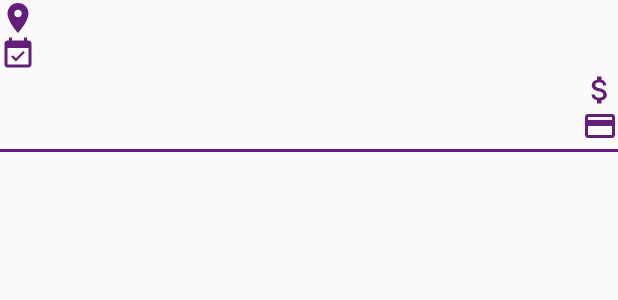
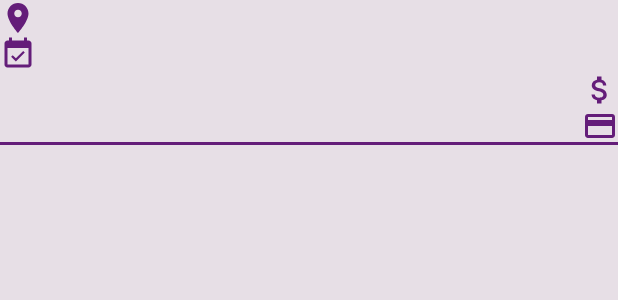
Before and after one commit to nmateev/Landlord-Communication, an Android app: the layout payment_item_layout.xml on its own in the app's theme, with its tools: preview values and no code run, on a phone screen of 412 x 824 dp. Shown: the top 300 px of the screen. Run offline under Robolectric (Android 15) with nearby library versions, the light colour scheme and no system bars; network calls fail.

Commit message:
Finish payments section, add new theme colours, add line for separation on recycler view items

```diff
--- a/LandlordCommunicationAndroid/app/src/main/java/com/wasp/landlordcommunication/utils/Constants.java
+++ b/LandlordCommunicationAndroid/app/src/main/java/com/wasp/landlordcommunication/utils/Constants.java
@@ -58,4 +58,6 @@ public class Constants {
     public static final String PAYMENTS_URL_SUFFIX = "payments";
     public static final String PAYMENTS_GET_BY_ID_URL_SUFFIX = "/";
     public static final String EMPTY_STRING = "";
+    public static final String PAYMENTS_SENT_TITLE = "Sent payments";
+    public static final String PAYMENTS_RECEIVED_TITLE = "Received payments";
 }
--- a/LandlordCommunicationAndroid/app/src/main/java/com/wasp/landlordcommunication/views/payments/PaymentsContracts.java
+++ b/LandlordCommunicationAndroid/app/src/main/java/com/wasp/landlordcommunication/views/payments/PaymentsContracts.java
@@ -20,6 +20,8 @@ public interface PaymentsContracts {
         void showMessage(String message);
 
         void showNoPaymentsMessage(String message);
+
+        void setIndividualisedPaymentsTitleText(String titleText);
     }
 
     interface Presenter {
@@ -34,5 +36,7 @@ public interface PaymentsContracts {
         void setUserType(String userType);
 
         void setUserId(int userId);
+
+        void showIndividualisedText();
     }
 }
--- a/LandlordCommunicationAndroid/app/src/main/java/com/wasp/landlordcommunication/views/signup/SignUpFragment.java
+++ b/LandlordCommunicationAndroid/app/src/main/java/com/wasp/landlordcommunication/views/signup/SignUpFragment.java
@@ -65,11 +65,6 @@ public class SignUpFragment extends Fragment implements SignUpContracts.View {
         return view;
     }
 
-   /* @Override
-    public void onStop() {
-        super.onStop();
-        mPresenter.unsubscribe();
-    }*/
 
     @Override
     public void onResume() {
--- /dev/null
+++ b/LandlordCommunicationAndroid/app/src/main/res/drawable/ic_search.xml
@@ -0,0 +1,5 @@
+<vector android:height="24dp" android:tint="#641D79"
+    android:viewportHeight="24.0" android:viewportWidth="24.0"
+    android:width="24dp" xmlns:android="http://schemas.android.com/apk/res/android">
+    <path android:fillColor="#FF000000" android:pathData="M15.5,14h-0.79l-0.28,-0.27C15.41,12.59 16,11.11 16,9.5 16,5.91 13.09,3 9.5,3S3,5.91 3,9.5 5.91,16 9.5,16c1.61,0 3.09,-0.59 4.23,-1.57l0.27,0.28v0.79l5,4.99L20.49,19l-4.99,-5zM9.5,14C7.01,14 5,11.99 5,9.5S7.01,5 9.5,5 14,7.01 14,9.5 11.99,14 9.5,14z"/>
+</vector>
--- a/LandlordCommunicationAndroid/app/src/main/res/layout/payment_item_layout.xml
+++ b/LandlordCommunicationAndroid/app/src/main/res/layout/payment_item_layout.xml
@@ -1,11 +1,11 @@
 <?xml version="1.0" encoding="utf-8"?>
 <android.support.constraint.ConstraintLayout xmlns:android="http://schemas.android.com/apk/res/android"
     android:layout_width="match_parent"
-    android:layout_height="wrap_content">
+    android:layout_height="match_parent">
 
     <LinearLayout
         android:layout_width="match_parent"
-        android:layout_height="wrap_content"
+        android:layout_height="match_parent"
         android:orientation="vertical">
 
         <TextView
@@ -15,7 +15,7 @@
             android:drawableStart="@drawable/ic_location"
             android:drawablePadding="4dp"
             android:textAlignment="viewStart"
-            android:textColor="@color/colorAccent" />
+            android:textColor="@color/colorPrimaryDark" />
 
         <TextView
             android:id="@+id/tv_payment_date_paid"
@@ -24,7 +24,7 @@
             android:drawableStart="@drawable/ic_date"
             android:drawablePadding="4dp"
             android:textAlignment="viewStart"
-            android:textColor="@color/colorAccent" />
+            android:textColor="@color/colorPrimaryDark" />
 
         <TextView
             android:id="@+id/tv_payment_amount"
@@ -33,7 +33,7 @@
             android:drawableEnd="@drawable/ic_money"
             android:drawablePadding="4dp"
             android:textAlignment="viewEnd"
-            android:textColor="@color/colorAccent" />
+            android:textColor="@color/colorPrimaryDark" />
 
         <TextView
             android:id="@+id/tv_payment_card_number"
@@ -42,12 +42,13 @@
             android:drawableEnd="@drawable/ic_credit_card"
             android:drawablePadding="4dp"
             android:textAlignment="viewEnd"
-            android:textColor="@color/colorAccent" />
+            android:layout_marginBottom="2dp"
+            android:textColor="@color/colorPrimaryDark" />
 
         <View
             android:layout_width="match_parent"
             android:layout_height="2dp"
-            android:layout_marginTop="3dp"
+            android:layout_marginTop="-3dp"
             android:background="@color/colorAccent" />
     </LinearLayout>
 
--- a/LandlordCommunicationAndroid/app/src/main/res/values/colors.xml
+++ b/LandlordCommunicationAndroid/app/src/main/res/values/colors.xml
@@ -6,4 +6,5 @@
     <color name="colorRed">#FF0000</color>
     <color name="colorWhite">#FFFFFF</color>
     <color name="colorGrey">#D3D3D3</color>
+    <color name="colorWindow">#E7DFE6</color>
 </resources>
```
Also changed, not shown: LandlordCommunicationAndroid/app/src/main/java/com/wasp/landlordcommunication/views/payments/PaymentsFragment.java (+9 -1 lines), LandlordCommunicationAndroid/app/src/main/java/com/wasp/landlordcommunication/views/payments/PaymentsPresenter.java (+13 -0 lines), LandlordCommunicationAndroid/app/src/main/res/layout/fragment_payments.xml (+19 -6 lines), LandlordCommunicationAndroid/app/src/main/res/values/styles.xml (+13 -0 lines).
